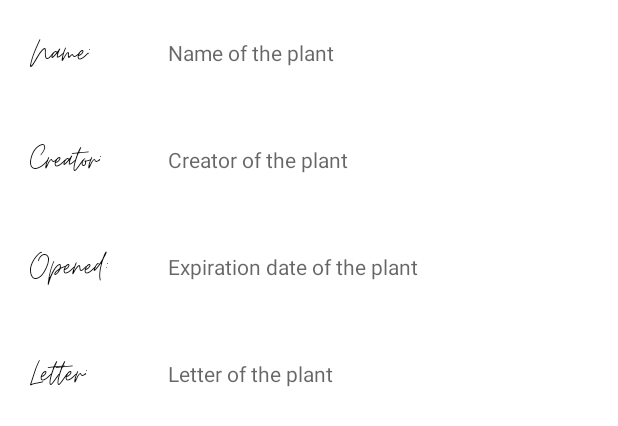
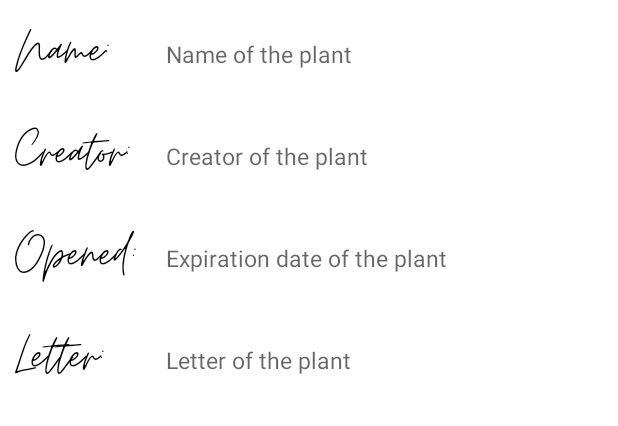
Before and after one commit to LuisBLopez/plant-time, an Android app: the layout fragment_view_plant.xml on its own in the app's theme, with its tools: preview values and no code run, on a phone screen of 412 x 824 dp. Shown: the top 426 px of the screen. Run offline under Robolectric (Android 15) with nearby library versions, the phone set to English and light mode, and no system bars.

Commit message:
* Font changes to view plant fragment

```diff
--- a/app/src/main/res/layout/fragment_view_plant.xml
+++ b/app/src/main/res/layout/fragment_view_plant.xml
@@ -18,75 +18,80 @@
                  <TextView
                      android:layout_width="wrap_content"
                      android:layout_height="wrap_content"
-                     android:layout_margin="20dp"
+                     android:layout_margin="10dp"
                      android:text="Name:"
                      android:fontFamily="@font/moontime_regular"
-                     android:textSize="25dp"
+                     android:textSize="40sp"
                      android:textColor="@color/black"
-                     ></TextView>
+                     />
                  <TextView
                      android:layout_width="wrap_content"
                      android:layout_height="wrap_content"
-                     android:layout_margin="20dp"
+                     android:layout_margin="10dp"
+                     android:textSize="15sp"
                      android:id="@+id/plant_name"
                      android:hint="Name of the plant"
-                     ></TextView>
+                     />
              </TableRow>
              <TableRow>
                  <TextView
                      android:layout_width="wrap_content"
                      android:layout_height="wrap_content"
-                     android:layout_margin="20dp"
+                     android:layout_margin="10dp"
                      android:text="Creator:"
                      android:fontFamily="@font/moontime_regular"
-                     android:textSize="25dp"
+                     android:textSize="40sp"
                      android:textColor="@color/black"
-                     ></TextView>
+                     />
                  <TextView
                      android:layout_width="wrap_content"
                      android:layout_height="wrap_content"
-                     android:layout_margin="20dp"
+                     android:layout_margin="10dp"
+                     android:textSize="15sp"
                      android:id="@+id/plant_creator"
                      android:hint="Creator of the plant"
-                     ></TextView>
+                     android:scrollHorizontally="true"
+                     />
              </TableRow>
              <TableRow>
                  <TextView
                      android:layout_width="wrap_content"
                      android:layout_height="wrap_content"
-                     android:layout_margin="20dp"
+                     android:layout_margin="10dp"
                      android:text="Opened:"
                      android:fontFamily="@font/moontime_regular"
-                     android:textSize="25dp"
+                     android:textSize="40sp"
                      android:textColor="@color/black"
-                     ></TextView>
+                     />
                  <TextView
                      android:layout_width="wrap_content"
                      android:layout_height="wrap_content"
-                     android:layout_margin="20dp"
+                     android:layout_margin="10sp"
                      android:id="@+id/expiration_date"
+                     android:textSize="15sp"
                      android:hint="Expiration date of the plant"
                      android:inputType="date"
-                     ></TextView>
+                     />
              </TableRow>
              <TableRow>
                  <TextView
                      android:layout_width="wrap_content"
                      android:layout_height="wrap_content"
-                     android:layout_margin="20dp"
+                     android:layout_margin="10dp"
                      android:text="Letter:"
                      android:fontFamily="@font/moontime_regular"
-                     android:textSize="25dp"
+                     android:textSize="40sp"
                      android:textColor="@color/black"
-                     ></TextView>
+                     />
                  <TextView
                      android:layout_width="wrap_content"
                      android:layout_height="wrap_content"
-                     android:layout_margin="20dp"
+                     android:layout_margin="10dp"
+                     android:textSize="15sp"
                      android:id="@+id/plant_letter"
                      android:hint="Letter of the plant"
                      android:maxLines="20"
-                     ></TextView>
+                     />
              </TableRow>
          </TableLayout>
      </LinearLayout>
```
